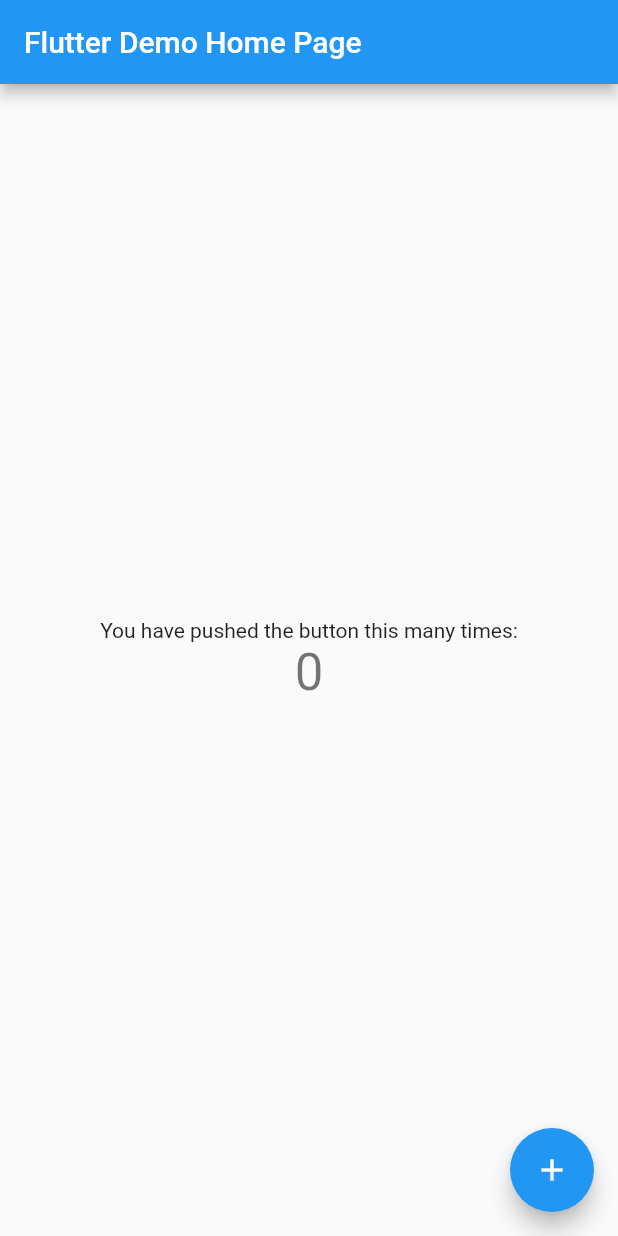
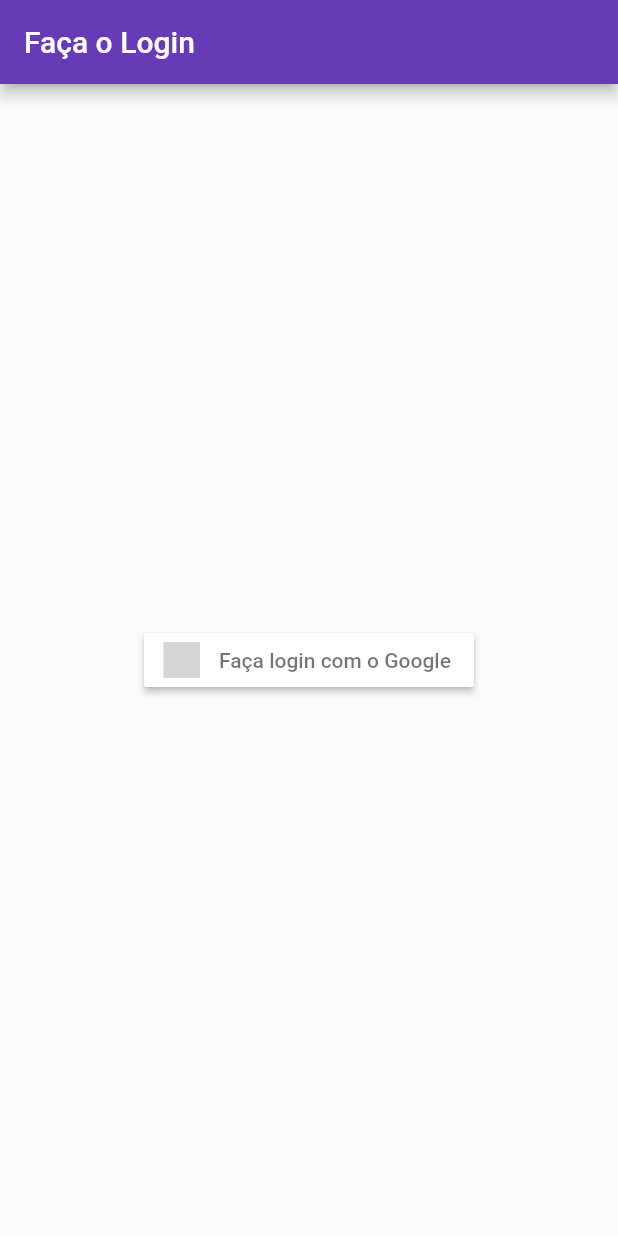
Before and after one commit to felipebeskow/Prontuario, a Flutter app: the screen it shows after launch, on a phone screen of 412 x 824 dp. Run offline on Flutter 3.47's test engine with Material 2 defaults, Android fonts, the light colour scheme and no system bars; our stand-ins replace firebase_auth, firebase_core, flutter_signin_button, google_sign_in; missing offline and left inert: cloud_firestore_web, firebase_analytics_web, firebase_auth_web, firebase_core_web, google_sign_in_web; accounts and stored records are empty; grey boxes are pictures that could not be loaded.

Commit message:
Autenticação com Firebase pela conta da Google

```diff
--- /dev/null
+++ b/lib/apresention/login.dart
@@ -0,0 +1,56 @@
+import 'package:firebase_auth/firebase_auth.dart';
+import 'package:flutter/material.dart';
+import 'package:flutter_signin_button/button_list.dart';
+import 'package:flutter_signin_button/button_view.dart';
+import 'package:prontuario/apresention/home.dart';
+import 'package:prontuario/control/authentication.dart';
+
+class LoginPage extends StatelessWidget {
+  const LoginPage({Key? key}) : super(key: key);
+
+  @override
+  Widget build (BuildContext context) {
+    return Scaffold(
+      appBar: AppBar(
+        title: const Text('Faça o Login'),
+      ),
+      body: Center(
+        child: Column(
+          mainAxisAlignment: MainAxisAlignment.center,
+          children: <Widget>[
+            FutureBuilder(
+              future: Authentication.initializeFirebase(context: context),
+              builder: (context, snapshot) {
+                if (snapshot.hasError) {
+                  return const Text('Error initializing Firebase');
+                } else if (snapshot.connectionState == ConnectionState.done) {
+                  return SignInButton(
+                      Buttons.Google,
+                      text: 'Faça login com o Google',
+                      onPressed: () async {
+                        User? user = await Authentication.signInWithGoogle(
+                            context: context);
+                        if (user != null) {
+                          Navigator.of(context).pushReplacement(
+                            MaterialPageRoute(
+                              builder: (context) => HomePage(user: user),
+                            ),
+                          );
+                        }
+
+                      }
+                  );
+                };
+                return const CircularProgressIndicator(
+                  valueColor: AlwaysStoppedAnimation<Color>(
+                    Colors.deepOrangeAccent,
+                  ),
+                );
+              },
+            ),
+          ],
+        ),
+      ),
+    );
+  }
+}
--- /dev/null
+++ b/lib/control/init_app.dart
@@ -0,0 +1,19 @@
+import 'package:firebase_auth/firebase_auth.dart';
+import 'package:flutter/material.dart';
+import 'package:prontuario/apresention/login.dart';
+
+class InitApp extends StatelessWidget {
+  InitApp({Key? key}) : super(key: key);
+  User? result = FirebaseAuth.instance.currentUser;
+
+  @override
+  Widget build(BuildContext context) {
+    return MaterialApp(
+        title: 'Prontuário',
+        theme: ThemeData(
+          primarySwatch: Colors.deepPurple,
+        ),
+        home: const LoginPage()
+    );
+  }
+}
--- a/lib/generated_plugin_registrant.dart
+++ b/lib/generated_plugin_registrant.dart
@@ -9,6 +9,7 @@
 import 'package:firebase_analytics_web/firebase_analytics_web.dart';
 import 'package:firebase_auth_web/firebase_auth_web.dart';
 import 'package:firebase_core_web/firebase_core_web.dart';
+import 'package:google_sign_in_web/google_sign_in_web.dart';
 
 import 'package:flutter_web_plugins/flutter_web_plugins.dart';
 
@@ -18,5 +19,6 @@
   FirebaseAnalyticsWeb.registerWith(registrar);
   FirebaseAuthWeb.registerWith(registrar);
   FirebaseCoreWeb.registerWith(registrar);
+  GoogleSignInPlugin.registerWith(registrar);
   registrar.registerMessageHandler();
 }
--- a/lib/main.dart
+++ b/lib/main.dart
@@ -1,115 +1,9 @@
+import 'package:firebase_core/firebase_core.dart';
 import 'package:flutter/material.dart';
+import 'package:prontuario/control/init_app.dart';
 
-void main() {
-  runApp(const MyApp());
+Future<void> main() async {
+  WidgetsFlutterBinding.ensureInitialized();
+  await Firebase.initializeApp();
+  runApp(InitApp());
 }
-
-class MyApp extends StatelessWidget {
-  const MyApp({Key? key}) : super(key: key);
-
-  // This widget is the root of your application.
-  @override
-  Widget build(BuildContext context) {
-    return MaterialApp(
-      title: 'Flutter Demo',
-      theme: ThemeData(
-        // This is the theme of your application.
-        //
-        // Try running your application with "flutter run". You'll see the
-        // application has a blue toolbar. Then, without quitting the app, try
-        // changing the primarySwatch below to Colors.green and then invoke
-        // "hot reload" (press "r" in the console where you ran "flutter run",
-        // or simply save your changes to "hot reload" in a Flutter IDE).
-        // Notice that the counter didn't reset back to zero; the application
-        // is not restarted.
-        primarySwatch: Colors.blue,
-      ),
-      home: const MyHomePage(title: 'Flutter Demo Home Page'),
-    );
-  }
-}
-
-class MyHomePage extends StatefulWidget {
-  const MyHomePage({Key? key, required this.title}) : super(key: key);
-
-  // This widget is the home page of your application. It is stateful, meaning
-  // that it has a State object (defined below) that contains fields that affect
-  // how it looks.
-
-  // This class is the configuration for the state. It holds the values (in this
-  // case the title) provided by the parent (in this case the App widget) and
-  // used by the build method of the State. Fields in a Widget subclass are
-  // always marked "final".
-
-  final String title;
-
-  @override
-  State<MyHomePage> createState() => _MyHomePageState();
-}
-
-class _MyHomePageState extends State<MyHomePage> {
-  int _counter = 0;
-
-  void _incrementCounter() {
-    setState(() {
-      // This call to setState tells the Flutter framework that something has
-      // changed in this State, which causes it to rerun the build method below
-      // so that the display can reflect the updated values. If we changed
-      // _counter without calling setState(), then the build method would not be
-      // called again, and so nothing would appear to happen.
-      _counter++;
-    });
-  }
-
-  @override
-  Widget build(BuildContext context) {
-    // This method is rerun every time setState is called, for instance as done
-    // by the _incrementCounter method above.
-    //
-    // The Flutter framework has been optimized to make rerunning build methods
-    // fast, so that you can just rebuild anything that needs updating rather
-    // than having to individually change instances of widgets.
-    return Scaffold(
-      appBar: AppBar(
-        // Here we take the value from the MyHomePage object that was created by
-        // the App.build method, and use it to set our appbar title.
-        title: Text(widget.title),
-      ),
-      body: Center(
-        // Center is a layout widget. It takes a single child and positions it
-        // in the middle of the parent.
-        child: Column(
-          // Column is also a layout widget. It takes a list of children and
-          // arranges them vertically. By default, it sizes itself to fit its
-          // children horizontally, and tries to be as tall as its parent.
-          //
-          // Invoke "debug painting" (press "p" in the console, choose the
-          // "Toggle Debug Paint" action from the Flutter Inspector in Android
-          // Studio, or the "Toggle Debug Paint" command in Visual Studio Code)
-          // to see the wireframe for each widget.
-          //
-          // Column has various properties to control how it sizes itself and
-          // how it positions its children. Here we use mainAxisAlignment to
-          // center the children vertically; the main axis here is the vertical
-          // axis because Columns are vertical (the cross axis would be
-          // horizontal).
-          mainAxisAlignment: MainAxisAlignment.center,
-          children: <Widget>[
-            const Text(
-              'You have pushed the button this many times:',
-            ),
-            Text(
-              '$_counter',
-              style: Theme.of(context).textTheme.headline4,
-            ),
-          ],
-        ),
-      ),
-      floatingActionButton: FloatingActionButton(
-        onPressed: _incrementCounter,
-        tooltip: 'Increment',
-        child: const Icon(Icons.add),
-      ), // This trailing comma makes auto-formatting nicer for build methods.
-    );
-  }
-}
```
Also changed, not shown: lib/apresention/home.dart (added, +38 -0 lines), lib/components/google_login.dart (added, +31 -0 lines), lib/control/authentication.dart (added, +96 -0 lines), pubspec.yaml (+7 -2 lines), assets/images/google_PNG19635.png (added), 4 other files.
